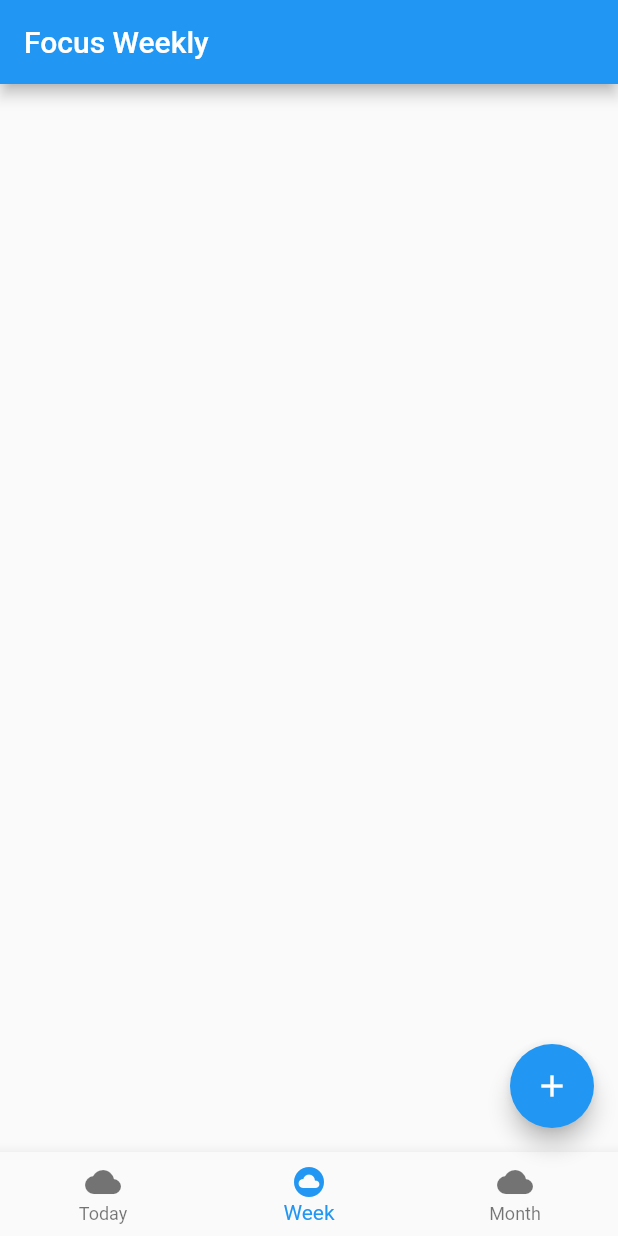
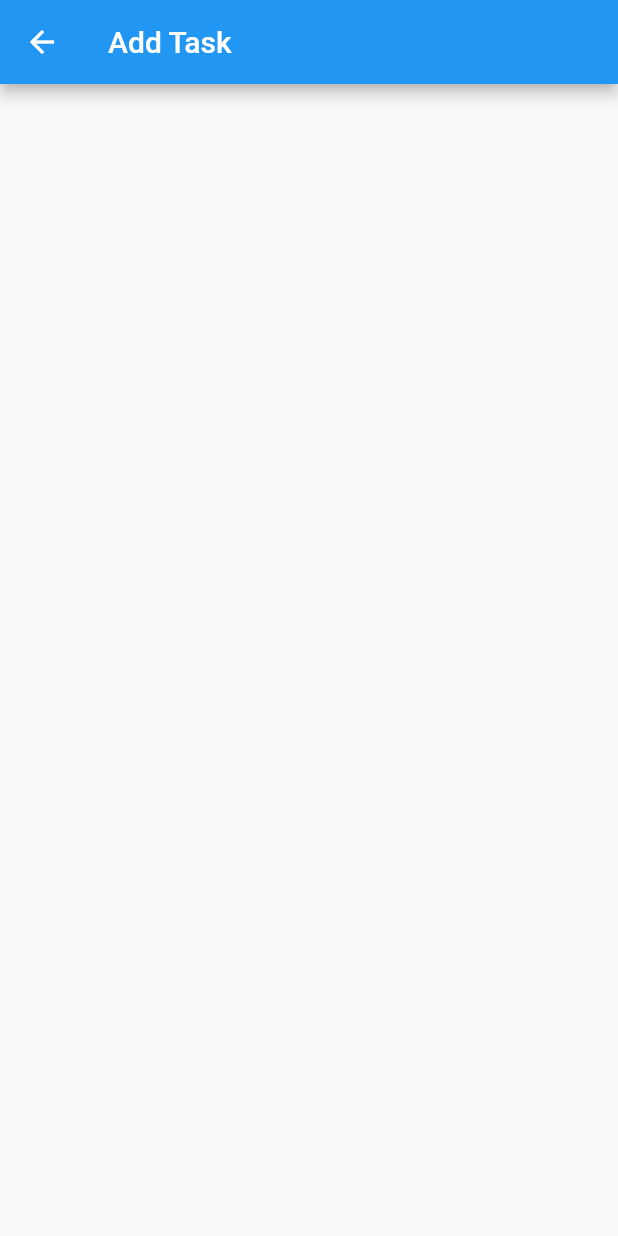
Before and after one commit to hustlebar/focus, a Flutter app: the screen it shows after launch, item 2 of the bottom bar chosen, after a tap on the "add" icon, on a phone screen of 412 x 824 dp. Run offline on Flutter 3.47's test engine with Material 2 defaults, Android fonts, the phone set to English and light mode, and no system bars.

Commit message:
navigation path is defined

```diff
--- a/lib/src/focus.dart
+++ b/lib/src/focus.dart
@@ -2,6 +2,7 @@ import 'package:flutter/material.dart';
 import 'pages/home.dart';
 import 'pages/weekly.dart';
 import 'pages/monthly.dart';
+import 'pages/create.dart';
 
 class FocusApp extends StatelessWidget {
   // This widget is the root of your application.
@@ -17,7 +18,8 @@ class FocusApp extends StatelessWidget {
       routes: {
         'today': (context) => HomePage(title: 'Focus',),
         'weekly': (context) => WeeklyPage(title: 'Focus Weekly',),
-        'monthly': (context) => MonthlyPage(title: 'Focus Monthly',)
+        'monthly': (context) => MonthlyPage(title: 'Focus Monthly',),
+        'create': (context) => CreateTaskPage()
       },
     );
   }
--- /dev/null
+++ b/lib/src/pages/create.dart
@@ -0,0 +1,16 @@
+import 'package:flutter/material.dart';
+
+class CreateTaskPage extends StatelessWidget {
+  @override
+  Widget build(BuildContext context) {
+    return _buildUi(context);
+  }
+
+  Widget _buildUi(BuildContext context) {
+    return Scaffold(
+      appBar: AppBar(
+        title: Text('Add Task'),
+      ),
+    );
+  }
+}
--- a/lib/src/pages/monthly.dart
+++ b/lib/src/pages/monthly.dart
@@ -16,14 +16,14 @@ class MonthlyPage extends StatelessWidget {
       appBar: AppBar(title: Text(title),),
       bottomNavigationBar: BottomNavigation(current: 2,),
         floatingActionButton: FloatingActionButton(
-          onPressed: _onPressed,
+          onPressed: () => _onPressed(context),
           tooltip: 'Increment',
           child: Icon(Icons.add),
         )
     );
   }
 
-  void _onPressed() {
-
+  void _onPressed(BuildContext context) {
+    Navigator.pushNamed(context, 'create');
   }
 }
--- a/lib/src/pages/weekly.dart
+++ b/lib/src/pages/weekly.dart
@@ -16,14 +16,14 @@ class WeeklyPage extends StatelessWidget {
       appBar: AppBar(title: Text(title),),
       bottomNavigationBar: BottomNavigation(current: 1,),
       floatingActionButton: FloatingActionButton(
-        onPressed: _onPressed,
+        onPressed: () => _onPressed(context),
         tooltip: 'Increment',
         child: Icon(Icons.add),
       ),
     );
   }
 
-  void _onPressed() {
-
+  void _onPressed(BuildContext context) {
+    Navigator.pushNamed(context, 'create');
   }
 }
```
